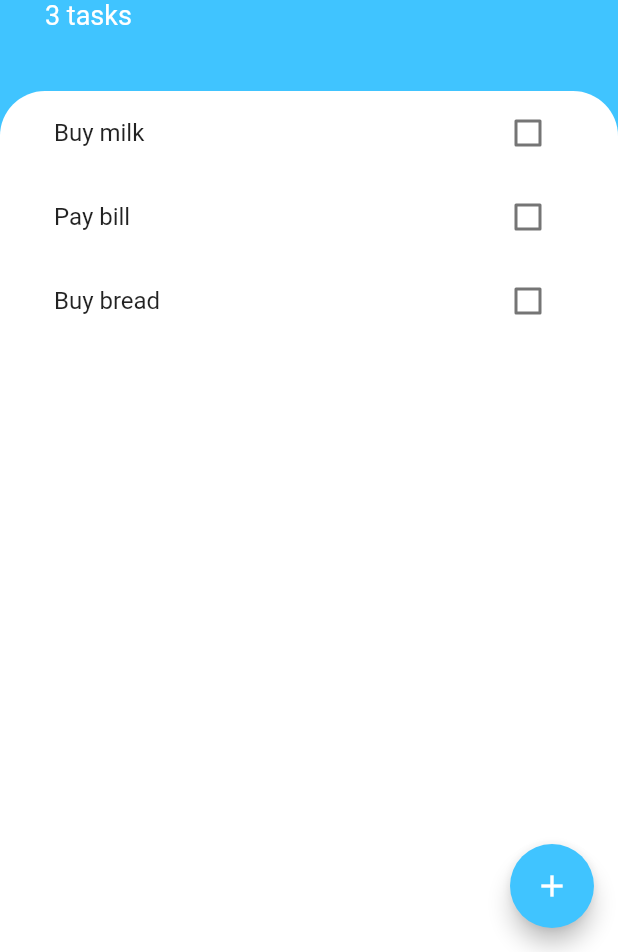
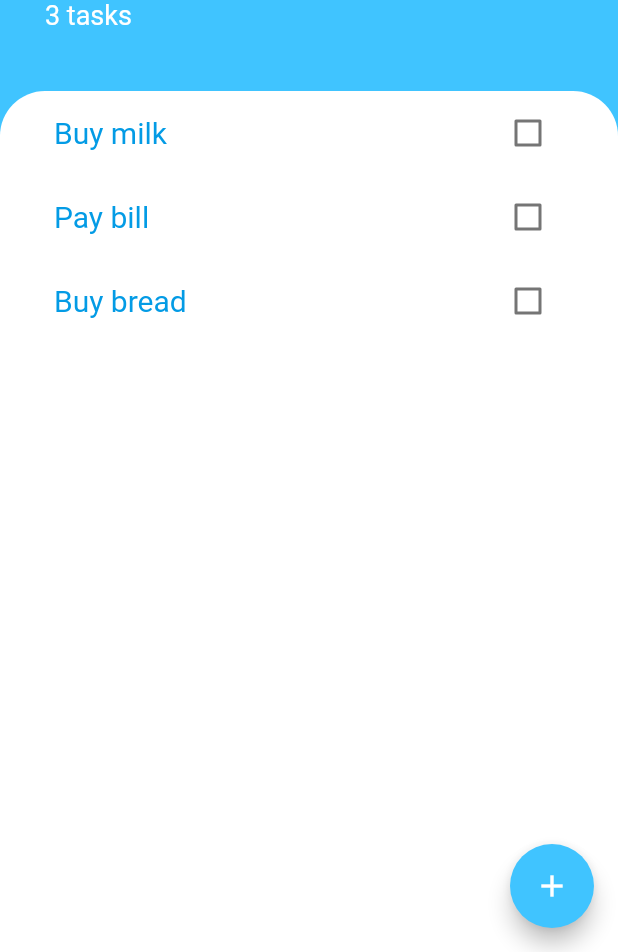
Before and after one commit to ShijuPJohn/todoey_flutter, a Flutter app: the screen it shows after launch, on a phone screen of 412 x 824 dp, the part 284-1236 px from its top. Run offline on Flutter 3.47's test engine with Material 2 defaults, Android fonts, the phone set to English and light mode, and no system bars.

```diff
--- a/lib/main.dart
+++ b/lib/main.dart
@@ -1,4 +1,6 @@
 import 'package:flutter/material.dart';
+import 'package:provider/provider.dart';
+import 'package:todoey_flutter/models/task_data.dart';
 import 'package:todoey_flutter/screens/tasks_screen.dart';
 
 void main() {
@@ -7,8 +9,11 @@ void main() {
 class MyApp extends StatelessWidget {
   @override
   Widget build(BuildContext context) {
-    return MaterialApp(
-      home: TasksScreen(),
+    return ChangeNotifierProvider(
+      create: (BuildContext context) =>TaskData(),
+      child: MaterialApp(
+        home: TasksScreen(),
+      ),
     );
   }
 }
--- /dev/null
+++ b/lib/models/task_data.dart
@@ -0,0 +1,35 @@
+import 'dart:collection';
+
+import 'package:flutter/cupertino.dart';
+import 'package:todoey_flutter/models/task.dart';
+
+class TaskData extends ChangeNotifier {
+  List<Task> _tasks = [
+    Task(name: 'Buy milk'),
+    Task(name: 'Pay bill'),
+    Task(name: 'Buy bread'),
+  ];
+
+  UnmodifiableListView<Task> get tasks {
+    return UnmodifiableListView(_tasks);
+  }
+
+  int get taskCount {
+    return _tasks.length;
+  }
+
+  void addTask(String newName) {
+    _tasks.add(Task(name: newName));
+    notifyListeners();
+  }
+
+  void deleteTask(int index) {
+    _tasks.removeAt(index);
+    notifyListeners();
+  }
+
+  void checkTask(int index) {
+    _tasks[index].toggleDone();
+    notifyListeners();
+  }
+}
--- a/lib/screens/tasks_screen.dart
+++ b/lib/screens/tasks_screen.dart
@@ -1,20 +1,12 @@
 import 'package:flutter/cupertino.dart';
 import 'package:flutter/material.dart';
+import 'package:provider/provider.dart';
 import 'package:todoey_flutter/models/task.dart';
+import 'package:todoey_flutter/models/task_data.dart';
 import 'package:todoey_flutter/screens/add_task_screen.dart';
 import 'package:todoey_flutter/widgets/tasks_list.dart';
 
-class TasksScreen extends StatefulWidget {
-  @override
-  _TasksScreenState createState() => _TasksScreenState();
-}
-
-class _TasksScreenState extends State<TasksScreen> {
-  List<Task> tasks = [
-    Task(name: 'Buy milk'),
-    Task(name: 'Pay bill'),
-    Task(name: 'Buy bread'),
-  ];
+class TasksScreen extends StatelessWidget {
 
   @override
   Widget build(BuildContext context) {
@@ -54,7 +46,7 @@ class _TasksScreenState extends State<TasksScreen> {
                   ),
                 ),
                 Text(
-                  '${tasks.length} tasks',
+                  '${Provider.of<TaskData>(context).taskCount} tasks',
                   style: TextStyle(fontSize: 18.0, color: Colors.white),
                 ),
                 SizedBox(
@@ -66,7 +58,7 @@ class _TasksScreenState extends State<TasksScreen> {
           Expanded(
             child: Container(
               padding: EdgeInsets.symmetric(horizontal: 20.0),
-              child: TasksList(tasks: tasks),
+              child: TasksList(),
               decoration: BoxDecoration(
                 color: Colors.white,
                 borderRadius: BorderRadius.only(
@@ -83,15 +75,7 @@ class _TasksScreenState extends State<TasksScreen> {
         onPressed: () {
           showModalBottomSheet(
               context: context,
-              builder: (context) => AddTaskScreen(
-                    addTasks: (newValue) {
-                      setState(() {
-                        tasks.add(Task(
-                          name: newValue,
-                        ));
-                      });
-                    },
-                  ));
+              builder: (context) => AddTaskScreen());
         },
         child: Icon(
           Icons.add,
--- a/lib/widgets/tasks_list.dart
+++ b/lib/widgets/tasks_list.dart
@@ -1,30 +1,27 @@
 import 'package:flutter/cupertino.dart';
-import 'package:todoey_flutter/models/task.dart';
+import 'package:provider/provider.dart';
+import 'package:todoey_flutter/models/task_data.dart';
 import 'package:todoey_flutter/widgets/tasks_tile.dart';
 
-class TasksList extends StatefulWidget{
-  final List<Task> tasks;
-
-  TasksList({this.tasks}) ;
-
-  @override
-  _TasksListState createState() => _TasksListState();
-}
-
-class _TasksListState extends State<TasksList> {
+class TasksList extends StatelessWidget {
   @override
   Widget build(BuildContext context) {
-    return ListView.builder(
-      itemCount: widget.tasks.length,
-      itemBuilder: (context, index) {
-        return TaskTile(
-            taskTitle: widget.tasks[index].name,
-            isChecked: widget.tasks[index].isDone,
-            checkboxCallback: (checkboxState) {
-               setState(() {
-                 widget.tasks[index].toggleDone();
-               });
-            }
+    return Consumer<TaskData>(
+      builder: (context, taskData, child) {
+        return ListView.builder(
+          itemCount: taskData.taskCount,
+          itemBuilder: (context, index) {
+            return TaskTile(
+              taskTitle: taskData.tasks[index].name,
+              isChecked: taskData.tasks[index].isDone,
+              checkboxCallback: (checkboxState) {
+                taskData.checkTask(index);
+              },
+              longPressCallback: () {
+                taskData.deleteTask(index);
+              },
+            );
+          },
         );
       },
     );
--- a/lib/widgets/tasks_tile.dart
+++ b/lib/widgets/tasks_tile.dart
@@ -5,29 +5,29 @@ class TaskTile extends StatelessWidget {
   final bool isChecked;
   final String taskTitle;
   final Function checkboxCallback;
+  final Function longPressCallback;
 
-  TaskTile({this.isChecked = false, this.taskTitle, this.checkboxCallback});
+  TaskTile(
+      {this.isChecked = false,
+      this.taskTitle,
+      this.checkboxCallback,
+      this.longPressCallback});
 
   @override
   Widget build(BuildContext context) {
     return ListTile(
-      title: Text(
+      onLongPress: longPressCallback,
+      leading: Text(
         taskTitle,
         style: TextStyle(
+          fontSize: 20.0,
+            color: isChecked?Colors.green.shade500:Colors.lightBlue.shade600,
             decoration: isChecked ? TextDecoration.lineThrough : null),
       ),
       trailing: Checkbox(
-        activeColor: Colors.lightBlueAccent,
-        value: isChecked,
-        onChanged: checkboxCallback
-      ),
+          activeColor: Colors.lightBlueAccent,
+          value: isChecked,
+          onChanged: checkboxCallback),
     );
   }
 }
-//
-//
-//void checkboxCallback(bool newValue) {
-//  setState(() {
-//    isChecked = newValue;
-//  });
-//}
```
Also changed, not shown: lib/screens/add_task_screen.dart (+4 -3 lines).
